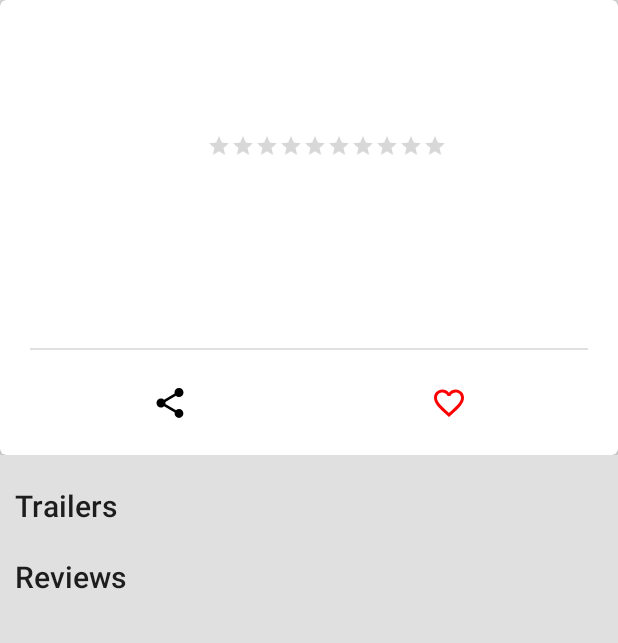
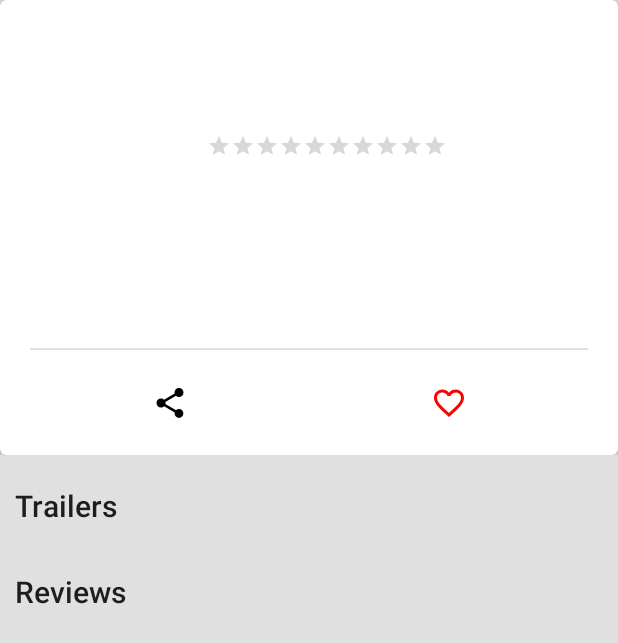
Before and after one commit to jasonhowk/PopularMovies, an Android app: the layout fragment_popular_movies_detail.xml on its own in the app's theme, with its tools: preview values and no code run, on a phone screen of 412 x 824 dp. Shown: the top 643 px of the screen. Run offline under Robolectric (Android 15) with nearby library versions, the phone set to English and light mode, and no system bars.

Commit message:
Fix minor logic error with trailers.

```diff
--- a/app/src/main/res/layout/content_trailer_detail_layout.xml
+++ b/app/src/main/res/layout/content_trailer_detail_layout.xml
@@ -48,6 +48,9 @@
                 android:textAppearance="@style/Base.TextAppearance.AppCompat.Subhead"
                 android:id="@+id/trailerTitleTextView"
                 android:layout_marginLeft="10dp"
+                android:layout_marginRight="10dp"
+                android:layout_marginTop="10dp"
+                android:layout_marginBottom="10dp"
                 android:text="Test Text"/>
 
         </LinearLayout>
--- a/app/src/main/res/layout/fragment_popular_movies_detail.xml
+++ b/app/src/main/res/layout/fragment_popular_movies_detail.xml
@@ -71,7 +71,8 @@
                     android:layout_height="wrap_content"
                     android:text="Trailers"
                     style="@style/Base.TextAppearance.AppCompat.Title"
-                    android:paddingLeft="10dp"/>
+                    android:paddingLeft="10dp"
+                    android:paddingBottom="10dp"/>
 
                 <HorizontalScrollView
                     android:id="@+id/trailerScrollView"
```
Also changed, not shown: app/src/main/java/com/directv/jhowk/popularmovies/PopularMoviesDetailActivityFragment.java (+1 -7 lines).
